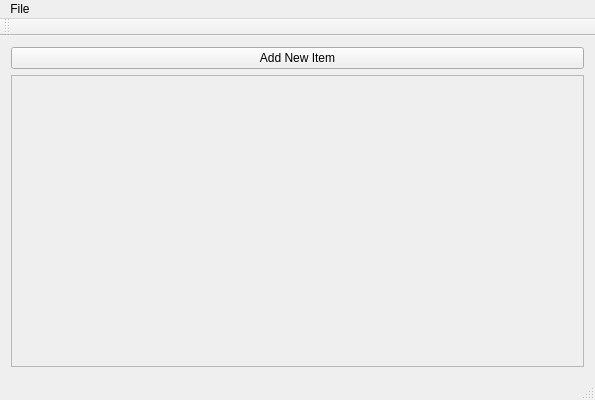
Qt form EntityEditor/EntityEditor.ui (CreativeMetalCat/DungeonEditor) before a commit.
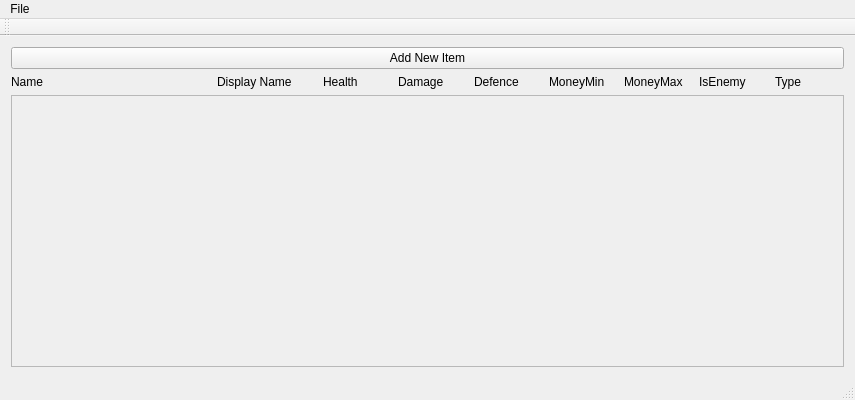
The same form after that commit.

The edit to the form file:
```diff
--- a/EntityEditor/EntityEditor.ui
+++ b/EntityEditor/EntityEditor.ui
@@ -6,7 +6,7 @@
    <rect>
     <x>0</x>
     <y>0</y>
-    <width>595</width>
+    <width>855</width>
     <height>400</height>
    </rect>
   </property>
@@ -28,6 +28,85 @@
       </property>
      </widget>
     </item>
+    <item>
+     <layout class="QHBoxLayout" name="horizontalLayout">
+      <item>
+       <widget class="QLabel" name="label_6">
+        <property name="minimumSize">
+         <size>
+          <width>200</width>
+          <height>0</height>
+         </size>
+        </property>
+        <property name="text">
+         <string>Name</string>
+        </property>
+       </widget>
+      </item>
+      <item>
+       <widget class="QLabel" name="label_5">
+        <property name="minimumSize">
+         <size>
+          <width>100</width>
+          <height>0</height>
+         </size>
+        </property>
+        <property name="text">
+         <string>Display Name</string>
+        </property>
+       </widget>
+      </item>
+      <item>
+       <widget class="QLabel" name="label_4">
+        <property name="text">
+         <string>Health</string>
+        </property>
+       </widget>
+      </item>
+      <item>
+       <widget class="QLabel" name="label_3">
+        <property name="text">
+         <string>Damage</string>
+        </property>
+       </widget>
+      </item>
+      <item>
+       <widget class="QLabel" name="label_2">
+        <property name="text">
+         <string>Defence</string>
+        </property>
+       </widget>
+      </item>
+      <item>
+       <widget class="QLabel" name="label">
+        <property name="text">
+         <string>MoneyMin</string>
+        </property>
+       </widget>
+      </item>
+      <item>
+       <widget class="QLabel" name="label_7">
+        <property name="text">
+         <string>MoneyMax</string>
+        </property>
+       </widget>
+      </item>
+      <item>
+       <widget class="QLabel" name="label_8">
+        <property name="text">
+         <string>IsEnemy</string>
+        </property>
+       </widget>
+      </item>
+      <item>
+       <widget class="QLabel" name="label_9">
+        <property name="text">
+         <string>Type</string>
+        </property>
+       </widget>
+      </item>
+     </layout>
+    </item>
     <item>
      <widget class="QScrollArea" name="scrollArea">
       <property name="widgetResizable">
@@ -38,8 +117,8 @@
         <rect>
          <x>0</x>
          <y>0</y>
-         <width>575</width>
-         <height>298</height>
+         <width>835</width>
+         <height>277</height>
         </rect>
        </property>
       </widget>
@@ -52,7 +131,7 @@
     <rect>
      <x>0</x>
      <y>0</y>
-     <width>595</width>
+     <width>855</width>
      <height>21</height>
     </rect>
    </property>
```
